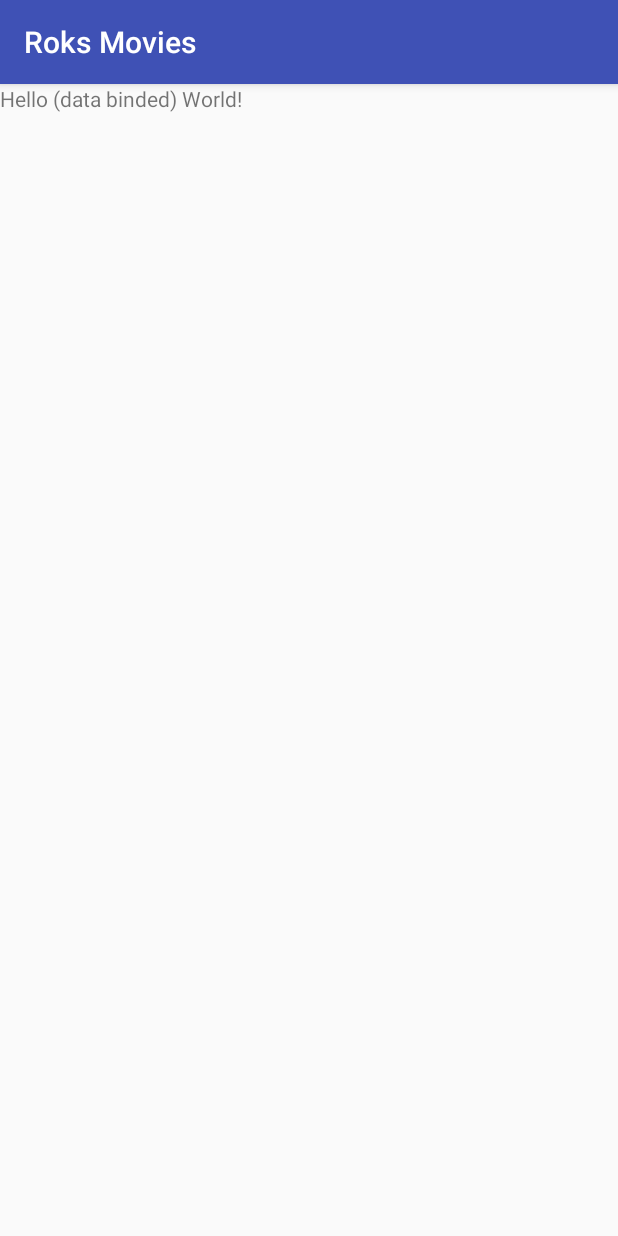
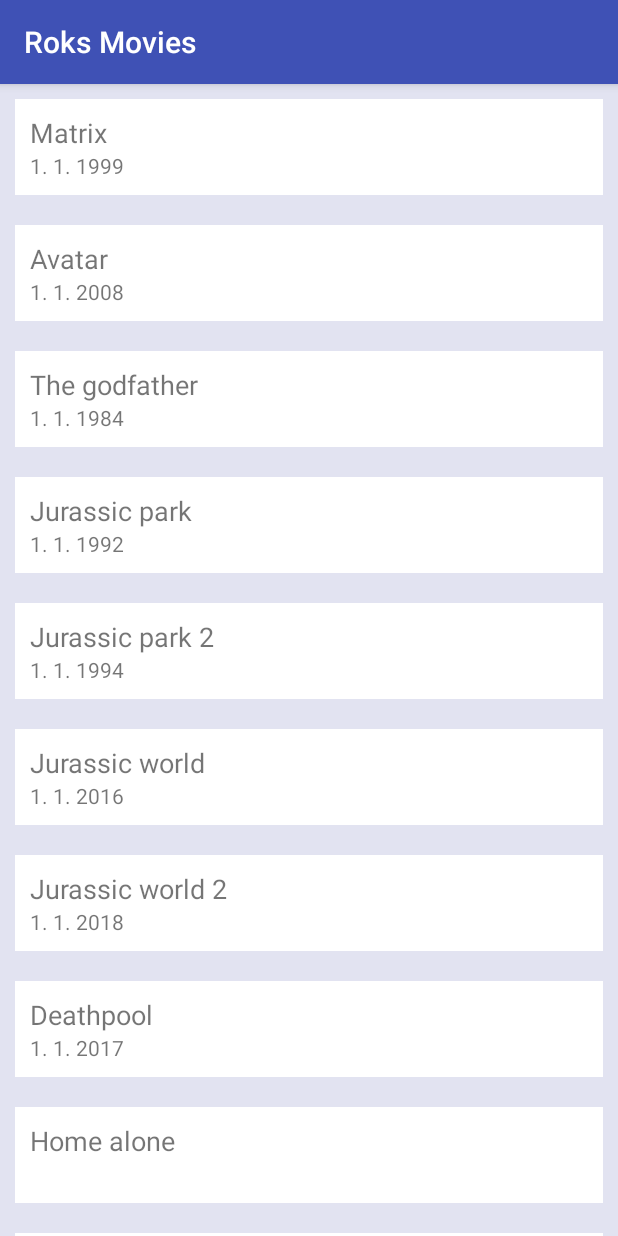
Before and after one commit to koncinar/roksmovies, an Android app: the screen it shows after launch (MainActivity), on a phone screen of 412 x 824 dp. Run offline under Robolectric (Android 15) with nearby library versions, the phone set to English and light mode, and no system bars; our stand-ins replace data binding; 1 statement that could not run was skipped.

Commit message:
Displaying a (demo) list of movies - adding the RecyclerView which displays the list - adding the movie items into the list - displaying a set of demo items which is statically initialized in the ViewModel

```diff
--- a/app/build.gradle
+++ b/app/build.gradle
@@ -1,7 +1,6 @@
 apply plugin: 'com.android.application'
-
 apply plugin: 'kotlin-android'
-
+apply plugin: 'kotlin-kapt'
 apply plugin: 'kotlin-android-extensions'
 
 android {
@@ -34,10 +33,11 @@ dependencies {
     implementation 'com.android.support.constraint:constraint-layout:1.1.2'
     implementation 'com.android.support:design:27.1.1'
 
-    def lifecycle_version = "1.1.1"
+    // ViewModel and LiveData
+    implementation "android.arch.lifecycle:extensions:1.1.1"
 
-    // ViewModel and LiveData
-    implementation "android.arch.lifecycle:extensions:$lifecycle_version"
+    // the following line is needed to enable Kotlin annotation processor for @BindingAdapter annotation
+    kapt 'com.android.databinding:compiler:3.1.4'
 
     // Unit Testing
     testImplementation 'junit:junit:4.12'
--- a/app/src/main/java/rocks/koncina/roksmovies/MainViewModel.kt
+++ /dev/null
@@ -1,7 +0,0 @@
-package rocks.koncina.roksmovies
-
-import android.arch.lifecycle.ViewModel
-
-class MainViewModel : ViewModel() {
-    val title = "Hello (data binded) World!"
-}
--- /dev/null
+++ b/app/src/main/java/rocks/koncina/roksmovies/movieslist/BindingAdapters.kt
@@ -0,0 +1,15 @@
+package rocks.koncina.roksmovies.movieslist
+
+import android.databinding.BindingAdapter
+import android.support.v7.widget.LinearLayoutManager
+import android.support.v7.widget.RecyclerView
+
+@BindingAdapter("movies")
+fun RecyclerView.setMovies(movies: List<Movie>) {
+    layoutManager = LinearLayoutManager(context)
+
+    val moviesListAdapter = MoviesListAdapter()
+    moviesListAdapter.movies = movies
+
+    adapter = moviesListAdapter
+}
--- /dev/null
+++ b/app/src/main/java/rocks/koncina/roksmovies/movieslist/Movie.kt
@@ -0,0 +1,15 @@
+package rocks.koncina.roksmovies.movieslist
+
+import kotlin.math.roundToInt
+
+data class Movie(
+        val title: String? = null,
+        val thumbnailUrl: String? = null,
+        val genres: List<Int> = arrayListOf(),
+        val popularityScore: Float? = null,
+        val releaseDate: String? = null) {
+
+    fun getScorePrintable() =
+            if (popularityScore == null) ""
+            else (popularityScore * 10).roundToInt().toString()
+}
--- /dev/null
+++ b/app/src/main/java/rocks/koncina/roksmovies/movieslist/MovieViewHolder.kt
@@ -0,0 +1,13 @@
+package rocks.koncina.roksmovies.movieslist
+
+import android.support.v7.widget.RecyclerView
+import android.view.View
+import rocks.koncina.roksmovies.databinding.ListItemMovieBinding
+
+class MovieViewHolder(itemView: View) : RecyclerView.ViewHolder(itemView) {
+    private val binding = ListItemMovieBinding.bind(itemView)
+
+    fun bind(movie: Movie) {
+        binding.movie = movie
+    }
+}
--- /dev/null
+++ b/app/src/main/java/rocks/koncina/roksmovies/movieslist/MoviesListAdapter.kt
@@ -0,0 +1,27 @@
+package rocks.koncina.roksmovies.movieslist
+
+import android.support.v7.widget.RecyclerView
+import android.view.LayoutInflater
+import android.view.View
+import android.view.ViewGroup
+import rocks.koncina.roksmovies.R
+
+class MoviesListAdapter : RecyclerView.Adapter<MovieViewHolder>() {
+    var movies = listOf<Movie>()
+        set(value) {
+            field = value
+            notifyDataSetChanged()
+        }
+
+    override fun onCreateViewHolder(parent: ViewGroup, viewType: Int) = MovieViewHolder(parent.inflate(R.layout.list_item_movie))
+
+    override fun getItemCount(): Int = movies.size
+
+    override fun onBindViewHolder(holder: MovieViewHolder, position: Int) = holder.bind(movies[position])
+
+
+    private fun ViewGroup.inflate(layoutId: Int): View =
+            LayoutInflater.from(context)
+                    .inflate(layoutId, this, false)
+
+}
--- a/app/src/main/java/rocks/koncina/roksmovies/MoviesListFragment.kt
+++ b/app/src/main/java/rocks/koncina/roksmovies/movieslist/MoviesListFragment.kt
@@ -1,4 +1,4 @@
-package rocks.koncina.roksmovies
+package rocks.koncina.roksmovies.movieslist
 
 import android.arch.lifecycle.ViewModelProviders
 import android.os.Bundle
@@ -14,7 +14,7 @@ class MoviesListFragment : Fragment() {
                               savedInstanceState: Bundle?): View? {
         val binding = FragmentMoviesListBinding.inflate(inflater, container, false)
 
-        binding.viewModel = ViewModelProviders.of(this).get(MainViewModel::class.java)
+        binding.viewModel = ViewModelProviders.of(this).get(MoviesListViewModel::class.java)
 
         return binding.root
     }
--- /dev/null
+++ b/app/src/main/java/rocks/koncina/roksmovies/movieslist/MoviesListViewModel.kt
@@ -0,0 +1,28 @@
+package rocks.koncina.roksmovies.movieslist
+
+import android.arch.lifecycle.ViewModel
+import android.databinding.ObservableArrayList
+import android.databinding.ObservableList
+
+class MoviesListViewModel : ViewModel() {
+
+    val movies: ObservableList<Movie> = ObservableArrayList()
+
+    init {
+        // just demo data, delete when the real values are retrieved from the server
+        movies.addAll(listOf(
+                Movie(title = "Matrix", popularityScore = 1f, releaseDate = "1. 1. 1999"),
+                Movie(title = "Avatar", popularityScore = 1f, releaseDate = "1. 1. 2008"),
+                Movie(title = "The godfather", popularityScore = 1f, releaseDate = "1. 1. 1984"),
+                Movie(title = "Jurassic park", popularityScore = 0.8f, releaseDate = "1. 1. 1992"),
+                Movie(title = "Jurassic park 2", popularityScore = 0.5f, releaseDate = "1. 1. 1994"),
+                Movie(title = "Jurassic world", popularityScore = 0.7f, releaseDate = "1. 1. 2016"),
+                Movie(title = "Jurassic world 2", popularityScore = 0.4f, releaseDate = "1. 1. 2018"),
+                Movie(title = "Deathpool", popularityScore = 0.9f, releaseDate = "1. 1. 2017"),
+                Movie(title = "Home alone", popularityScore = 0.6f),
+                Movie(title = "Terminator", popularityScore = 0.9f, releaseDate = "1. 1. 1984"),
+                Movie(title = "Terminator 2", popularityScore = 1f, releaseDate = "1. 1. 1989"),
+                Movie(title = "Gladiator", releaseDate = "1. 1. 2001")
+        ))
+    }
+}
--- a/app/src/main/res/layout/content_main.xml
+++ b/app/src/main/res/layout/content_main.xml
@@ -2,7 +2,7 @@
     xmlns:app="http://schemas.android.com/apk/res-auto"
     xmlns:tools="http://schemas.android.com/tools"
     android:id="@+id/fragment"
-    android:name="rocks.koncina.roksmovies.MoviesListFragment"
+    android:name="rocks.koncina.roksmovies.movieslist.MoviesListFragment"
     android:layout_width="match_parent"
     android:layout_height="match_parent"
     app:layout_behavior="@string/appbar_scrolling_view_behavior"
--- a/app/src/main/res/layout/fragment_movies_list.xml
+++ b/app/src/main/res/layout/fragment_movies_list.xml
@@ -1,24 +1,19 @@
 <?xml version="1.0" encoding="utf-8"?>
 <layout xmlns:android="http://schemas.android.com/apk/res/android"
-    xmlns:tools="http://schemas.android.com/tools">
+    xmlns:app="http://schemas.android.com/apk/res-auto">
 
     <data>
 
         <variable
             name="viewModel"
-            type="rocks.koncina.roksmovies.MainViewModel" />
+            type="rocks.koncina.roksmovies.movieslist.MoviesListViewModel" />
     </data>
 
-    <android.support.constraint.ConstraintLayout
+    <android.support.v7.widget.RecyclerView
+        android:id="@+id/movies_list"
         android:layout_width="match_parent"
         android:layout_height="match_parent"
-        tools:context=".MoviesListFragment"
-        tools:showIn="@layout/activity_main">
+        android:background="@color/listBackground"
+        app:movies="@{viewModel.movies}" />
 
-        <TextView
-            android:layout_width="wrap_content"
-            android:layout_height="wrap_content"
-            android:text="@{viewModel.title}" />
-
-    </android.support.constraint.ConstraintLayout>
 </layout>
--- /dev/null
+++ b/app/src/main/res/layout/list_item_movie.xml
@@ -0,0 +1,50 @@
+<?xml version="1.0" encoding="utf-8"?>
+<layout xmlns:android="http://schemas.android.com/apk/res/android"
+    xmlns:app="http://schemas.android.com/apk/res-auto"
+    xmlns:tools="http://schemas.android.com/tools">
+
+    <data>
+
+        <variable
+            name="movie"
+            type="rocks.koncina.roksmovies.movieslist.Movie" />
+    </data>
+
+    <android.support.constraint.ConstraintLayout
+        android:layout_width="match_parent"
+        android:layout_height="wrap_content"
+        android:layout_margin="10dp"
+        android:background="@color/listItemBackground"
+        android:padding="10dp">
+
+        <TextView
+            android:id="@+id/item_movie_title"
+            android:layout_width="0dp"
+            android:layout_height="wrap_content"
+            android:text="@{movie.title}"
+            android:textSize="18sp"
+            app:layout_constraintEnd_toEndOf="parent"
+            app:layout_constraintStart_toStartOf="parent"
+            app:layout_constraintTop_toTopOf="parent"
+            tools:text="Movie" />
+
+        <TextView
+            android:id="@+id/item_movie_release_date"
+            android:layout_width="wrap_content"
+            android:layout_height="wrap_content"
+            android:text="@{movie.releaseDate}"
+            app:layout_constraintBottom_toBottomOf="parent"
+            app:layout_constraintStart_toStartOf="parent"
+            app:layout_constraintTop_toBottomOf="@+id/item_movie_title"
+            tools:text="Release date" />
+
+        <TextView
+            android:id="@+id/item_movie_score"
+            android:layout_width="wrap_content"
+            android:layout_height="wrap_content"
+            android:text="@{movie.scorePrintable}"
+            app:layout_constraintEnd_toEndOf="parent"
+            app:layout_constraintTop_toBottomOf="@+id/item_movie_title"
+            tools:text="Score" />
+    </android.support.constraint.ConstraintLayout>
+</layout>
--- a/app/src/main/res/values/colors.xml
+++ b/app/src/main/res/values/colors.xml
@@ -3,4 +3,7 @@
     <color name="colorPrimary">#3F51B5</color>
     <color name="colorPrimaryDark">#303F9F</color>
     <color name="colorAccent">#FF4081</color>
+
+    <color name="listBackground">#e2e3f1</color>
+    <color name="listItemBackground">#ffffff</color>
 </resources>
```
